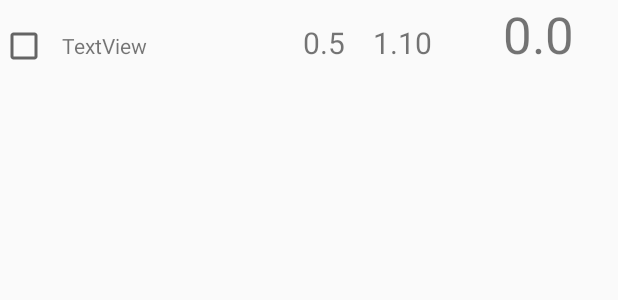
After one commit to ferdmanp/SmartShoppingList, an Android app: the layout item_list_item.xml on its own in the app's theme, with its tools: preview values and no code run, on a phone screen of 412 x 824 dp. The commit adds this screen. Shown: the top 300 px of the screen. Run offline under Robolectric (Android 15) with nearby library versions, the phone set to English and light mode, and no system bars.

```diff
--- a/app/src/main/AndroidManifest.xml
+++ b/app/src/main/AndroidManifest.xml
@@ -16,6 +16,7 @@
                 <category android:name="android.intent.category.LAUNCHER" />
             </intent-filter>
         </activity>
+        <activity android:name=".ListItemsActivity"></activity>
     </application>
 
 </manifest>
--- a/app/src/main/java/com/fknt/voltage/smartshoppinglist/ListHeader.java
+++ b/app/src/main/java/com/fknt/voltage/smartshoppinglist/ListHeader.java
@@ -47,7 +47,7 @@ public class ListHeader extends BaseModel {
     }
 
     @Column
-    @PrimaryKey
+    @PrimaryKey(autoincrement = true)
     int id;
 
     @Column
--- /dev/null
+++ b/app/src/main/res/layout/item_list_item.xml
@@ -0,0 +1,48 @@
+<?xml version="1.0" encoding="utf-8"?>
+<LinearLayout xmlns:android="http://schemas.android.com/apk/res/android"
+    android:orientation="horizontal" android:layout_width="match_parent"
+    android:layout_height="wrap_content"
+    android:weightSum="11">
+
+    <CheckBox
+        android:layout_width="wrap_content"
+        android:layout_height="wrap_content"
+        android:id="@+id/cbBought"
+        android:layout_weight="0.5"
+        android:checked="false" />
+
+    <TextView
+        android:text="TextView"
+        android:layout_width="wrap_content"
+        android:layout_height="wrap_content"
+        android:id="@+id/tv_item_name"
+        android:layout_weight="5"
+        android:textAlignment="textStart" />
+
+    <TextView
+        android:text="0.5"
+        android:layout_width="wrap_content"
+        android:layout_height="wrap_content"
+        android:id="@+id/tv_item_qty"
+        android:textSize="@dimen/text_size_mid"
+        android:layout_weight="1"
+        android:textAlignment="center" />
+
+    <TextView
+        android:text="1.10"
+        android:layout_width="wrap_content"
+        android:layout_height="wrap_content"
+        android:id="@+id/tv_item_price"
+        android:textSize="@dimen/text_size_mid"
+        android:layout_weight="1"
+        android:textAlignment="center" />
+
+    <TextView
+        android:text="0.0"
+        android:layout_width="wrap_content"
+        android:layout_height="wrap_content"
+        android:id="@+id/tv_item_cost"
+        android:layout_weight="2"
+        android:textAlignment="viewEnd"
+        android:textSize="@dimen/text_size_big" />
+</LinearLayout>
--- a/app/src/main/res/menu/menu_main.xml
+++ b/app/src/main/res/menu/menu_main.xml
@@ -8,4 +8,10 @@
         android:orderInCategory="100"
         app:showAsAction="ifRoom|withText" />
 
+    <item android:id="@+id/action_delete_all"
+        android:title="@string/action_delete_all"
+        android:icon="@android:drawable/ic_menu_delete"
+        android:orderInCategory="100"
+        app:showAsAction="ifRoom|withText" />
+
 </menu>
--- a/app/src/main/res/values/dimens.xml
+++ b/app/src/main/res/values/dimens.xml
@@ -4,4 +4,5 @@
     <dimen name="activity_vertical_margin">16dp</dimen>
     <dimen name="text_size_big">34sp</dimen>
     <dimen name="text_size_mid">20sp</dimen>
+    <dimen name="size_zero_dp">0dp</dimen>
 </resources>
--- a/app/src/main/res/values/strings.xml
+++ b/app/src/main/res/values/strings.xml
@@ -4,4 +4,6 @@
     <string name="title_new_header_dialog">Enter name</string>
     <string name="btn_ok">Ok</string>
     <string name="btn_cancel">Cancel</string>
+    <string name="action_delete_all">Delete all</string>
+    <string name="delete_all_confirmation">Delete ALL items?</string>
 </resources>
```
Also changed, not shown: app/src/main/java/com/fknt/voltage/smartshoppinglist/Adapters/ListItemAdapter.java (added, +54 -0 lines), app/src/main/java/com/fknt/voltage/smartshoppinglist/ConfirmDialog.java (added, +72 -0 lines), app/src/main/java/com/fknt/voltage/smartshoppinglist/GoodsGroup.java (added, +46 -0 lines), app/src/main/java/com/fknt/voltage/smartshoppinglist/GoodsItem.java (added, +87 -0 lines), app/src/main/java/com/fknt/voltage/smartshoppinglist/ListItem.java (deleted, +0 -78 lines), app/src/main/java/com/fknt/voltage/smartshoppinglist/ListItemsActivity.java (added, +13 -0 lines), app/src/main/java/com/fknt/voltage/smartshoppinglist/MainActivity.java (+27 -1 lines), app/src/main/java/com/fknt/voltage/smartshoppinglist/ShoppingList.java (added, +53 -0 lines), app/src/main/res/layout/activity_list_items.xml (added, +12 -0 lines), 2 other files.
